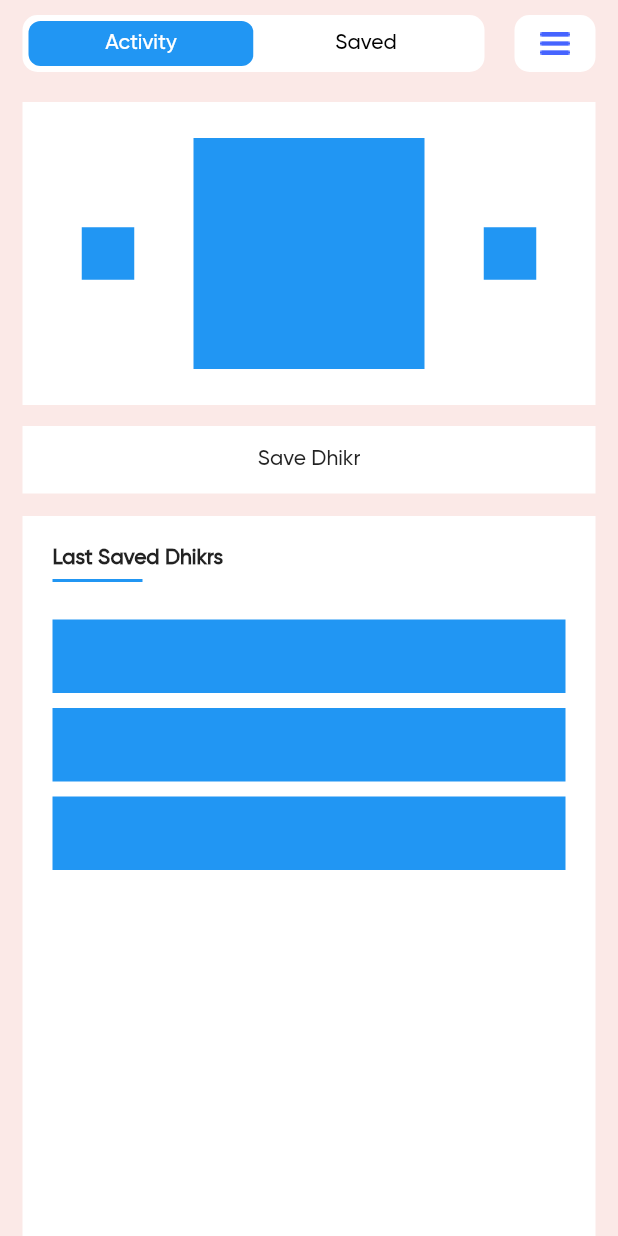
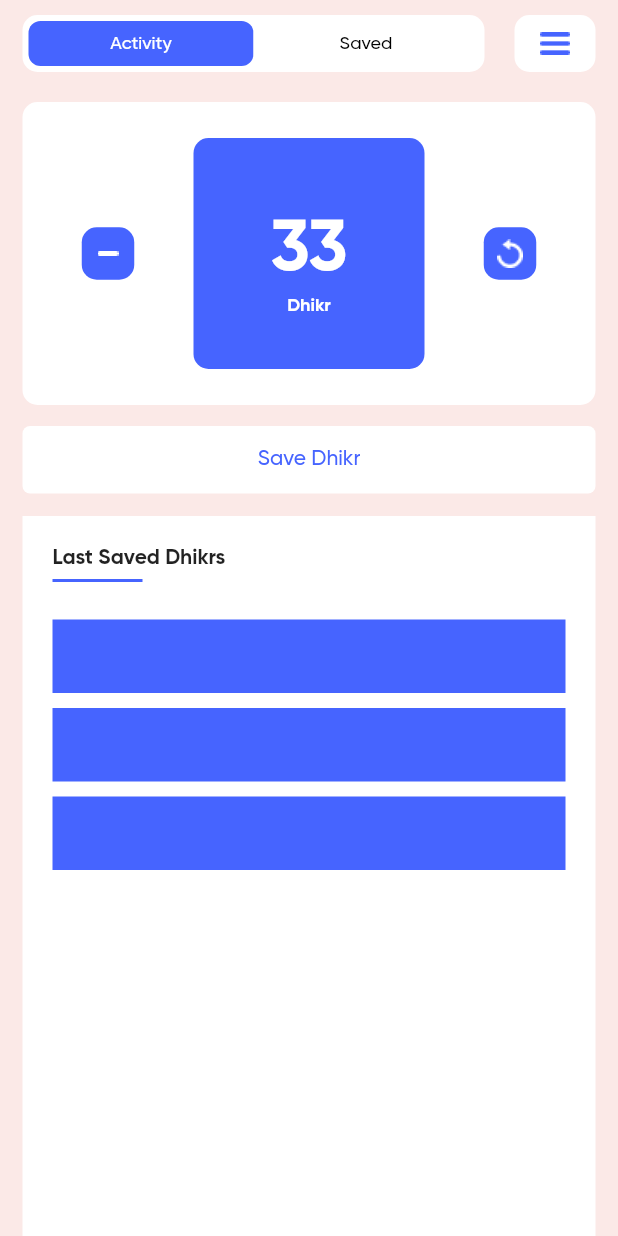
Before and after one commit to merekesabitov/TasbihApp, a Flutter app: the screen it shows after launch, on a phone screen of 412 x 824 dp. Run offline on Flutter 3.47's test engine with Material 2 defaults, Android fonts, the phone set to English and light mode, and no system bars.

Commit message:
HomePage UI update (CounterPanel)

```diff
--- a/Tasbih_App/lib/main.dart
+++ b/Tasbih_App/lib/main.dart
@@ -1,4 +1,6 @@
 import 'package:flutter/material.dart';
+
+const Color myBlue = Color(0xFF4664FF);
 
 void main() {
   runApp(const Tasbih());
@@ -67,7 +69,7 @@ class TopPanel extends StatelessWidget {
                     Container(
                       height: 30,
                       decoration: BoxDecoration(
-                        color: Colors.blue,
+                        color: myBlue,
                         borderRadius: BorderRadius.circular(8),
                         ),
                         alignment: Alignment.center,
@@ -75,6 +77,7 @@ class TopPanel extends StatelessWidget {
                           'Activity',
                           style: TextStyle(
                             color: Colors.white,
+                            fontSize: 12,
                           ),
                         ),
                       ),
@@ -91,6 +94,7 @@ class TopPanel extends StatelessWidget {
                           'Saved',
                           style: TextStyle(
                             color: Colors.black,
+                            fontSize: 12,
                           ),
                         ),
                       ),
@@ -125,8 +129,11 @@ class CounterPanel extends StatelessWidget {
       child: Column(
           children: [
             Container(
+              decoration: BoxDecoration(
+                borderRadius: BorderRadius.circular(10),
+                color: Colors.white,
+              ),
               margin: const EdgeInsets.only(bottom: 14),
-              color: Colors.white,
               padding: const EdgeInsets.symmetric(vertical: 24),
               child: Row(
                 mainAxisAlignment: MainAxisAlignment.spaceEvenly,
@@ -134,27 +141,62 @@ class CounterPanel extends StatelessWidget {
                   Container(
                     height: 35,
                     width: 35,
-                    color: Colors.blue,
+                    decoration: BoxDecoration(
+                borderRadius: BorderRadius.circular(10),
+                color: myBlue,
+              ),
+              child: Image.asset('assets/img/decrement.png'),
                   ),
                   Container(
                     height: 154,
                     width: 154,
-                    color: Colors.blue,
+                    decoration: BoxDecoration(
+                borderRadius: BorderRadius.circular(10),
+                color: myBlue,
+              ),
+              child: const Column(
+                mainAxisAlignment: MainAxisAlignment.center,
+                children: [
+                  SizedBox(height: 10),
+                  Text(
+                    '33',
+                    style: TextStyle(fontSize: 48,
+                    fontFamily: 'Gilroy-Bold',
+                    color: Colors.white,),
+                  ),
+                  Text(
+                    'Dhikr',
+                    style: TextStyle(fontSize: 12,
+                    fontFamily: 'Gilroy-Bold',
+                    color: Colors.white,),
+                  ),
+                ],
+              ),
                   ),
                   Container(
                     height: 35,
                     width: 35,
-                    color: Colors.blue,
+                    decoration: BoxDecoration(
+                borderRadius: BorderRadius.circular(10),
+                color: myBlue,
+              ),
+              child: Image.asset('assets/img/refresh.png'),
                   ),
                 ],
               ),
             ),
             Container(
-              color: Colors.white,
+              decoration: BoxDecoration(
+                color: Colors.white,
+                borderRadius: BorderRadius.circular(5)
+                ),
               height: 45,
               width: double.infinity,
               alignment: Alignment.center,
-              child: const Text('Save Dhikr'),
+              child: const Text(
+                'Save Dhikr',
+                style: TextStyle(color: myBlue),
+                ),
             ),
           ],
         ),
@@ -177,14 +219,15 @@ class DBPanel extends StatelessWidget {
         children: [
           const Text(
             'Last Saved Dhikrs',
-            style: TextStyle(fontWeight: FontWeight.bold,
+            style: TextStyle(
+              fontFamily: 'Gilroy-Bold',
           ),
           ),
           Container(
             width: 60,
             height: 2,
             margin: const EdgeInsets.only(top: 5, bottom: 25),
-            color: Colors.blue,
+            color: myBlue,
           ),
           Column(
             children: [
@@ -192,19 +235,19 @@ class DBPanel extends StatelessWidget {
                 width: double.infinity,
                 height: 49,
                 margin: const EdgeInsets.only(bottom: 10),
-                color: Colors.blue,
+                color: myBlue,
               ),
               Container(
                 width: double.infinity,
                 height: 49,
                 margin: const EdgeInsets.only(bottom: 10),
-                color: Colors.blue,
+                color: myBlue,
               ),
               Container(
                 width: double.infinity,
                 height: 49,
                 margin: const EdgeInsets.only(bottom: 10),
-                color: Colors.blue,
+                color: myBlue,
               ),
             ],
           )
```
